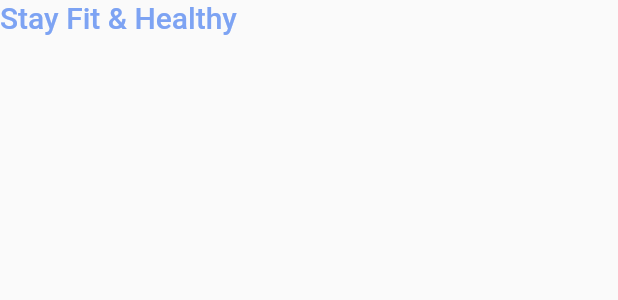
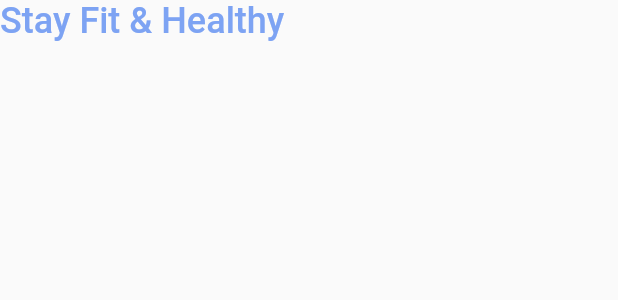
Before and after one commit to vaidya45/Bitcamp, a Flutter app: what buildTitle() shows on an empty page, opened directly, on a phone screen of 412 x 824 dp. Shown: the top 300 px of the screen. Run offline on Flutter 3.47's test engine with Material 2 defaults, Android fonts, the light colour scheme and no system bars; our stand-ins replace hexcolor, smooth_page_indicator.

Commit message:
Changed name

```diff
--- a/lib/Screens/GetStarted/UI/GetStartedPage.dart
+++ b/lib/Screens/GetStarted/UI/GetStartedPage.dart
@@ -1,4 +1,4 @@
-import 'package:exeappgetsrt/Screens/GetStarted/Widgets/1Body.dart';
+import 'package:hackathon/Screens/GetStarted/Widgets/1Body.dart';
 import 'package:flutter/material.dart';
 
 class GetStartedPage extends StatefulWidget {
--- a/lib/Screens/GetStarted/Widgets/1Body.dart
+++ b/lib/Screens/GetStarted/Widgets/1Body.dart
@@ -1,5 +1,5 @@
-import 'package:exeappgetsrt/Declarations/GetStartedPage.dart';
-import 'package:exeappgetsrt/GeneralWidgets/GWidgets.dart';
+import 'package:hackathon/Declarations/GetStartedPage.dart';
+import 'package:hackathon/GeneralWidgets/GWidgets.dart';
 import 'package:flutter/material.dart';
 import '5GetStartedBtn.dart';
 import '3DotIndicator.dart';
--- a/lib/Screens/GetStarted/Widgets/2PageView.dart
+++ b/lib/Screens/GetStarted/Widgets/2PageView.dart
@@ -1,7 +1,7 @@
-import 'package:exeappgetsrt/Declarations/Global/GlobalDeclarations.dart';
-import 'package:exeappgetsrt/Declarations/Images/ImageFiles.dart';
-import 'package:exeappgetsrt/Declarations/GetStartedPage.dart';
-import 'package:exeappgetsrt/GeneralWidgets/GWidgets.dart';
+import 'package:hackathon/Declarations/Global/GlobalDeclarations.dart';
+import 'package:hackathon/Declarations/Images/ImageFiles.dart';
+import 'package:hackathon/Declarations/GetStartedPage.dart';
+import 'package:hackathon/GeneralWidgets/GWidgets.dart';
 import 'package:flutter/material.dart';
 
 Widget buildPageView(BuildContext context) => Container(
@@ -57,7 +57,7 @@ Widget buildTitle(int index) => Flexible(
         textAlign: TextAlign.center,
         style: TextStyle(
           color: primaryColor,
-          fontSize: 20.00,
+          fontSize: 24.00,
           fontWeight: FontWeight.w500,
         ),
       ),
--- a/lib/Screens/GetStarted/Widgets/3DotIndicator.dart
+++ b/lib/Screens/GetStarted/Widgets/3DotIndicator.dart
@@ -1,6 +1,6 @@
-import 'package:exeappgetsrt/Declarations/Global/GlobalDeclarations.dart';
+import 'package:hackathon/Declarations/Global/GlobalDeclarations.dart';
 import 'package:smooth_page_indicator/smooth_page_indicator.dart';
-import 'package:exeappgetsrt/Declarations/GetStartedPage.dart';
+import 'package:hackathon/Declarations/GetStartedPage.dart';
 import 'package:flutter/material.dart';
 
 Widget buildDotIndicator() => SmoothPageIndicator(
--- a/lib/Screens/GetStarted/Widgets/4NxtBackBtn.dart
+++ b/lib/Screens/GetStarted/Widgets/4NxtBackBtn.dart
@@ -1,5 +1,5 @@
-import 'package:exeappgetsrt/Declarations/Global/GlobalDeclarations.dart';
-import 'package:exeappgetsrt/Declarations/GetStartedPage.dart';
+import 'package:hackathon/Declarations/Global/GlobalDeclarations.dart';
+import 'package:hackathon/Declarations/GetStartedPage.dart';
 import 'package:flutter/material.dart';
 
 Widget buildNextbackBtn(double currentPage) => Container(
--- a/lib/Screens/GetStarted/Widgets/5GetStartedBtn.dart
+++ b/lib/Screens/GetStarted/Widgets/5GetStartedBtn.dart
@@ -1,5 +1,5 @@
-import 'package:exeappgetsrt/Declarations/Global/GlobalDeclarations.dart';
-import 'package:exeappgetsrt/Declarations/GetStartedPage.dart';
+import 'package:hackathon/Declarations/Global/GlobalDeclarations.dart';
+import 'package:hackathon/Declarations/GetStartedPage.dart';
 import 'package:flutter/material.dart';
 import '4NxtBackBtn.dart';
 
--- a/lib/main.dart
+++ b/lib/main.dart
@@ -2,7 +2,7 @@ import 'package:flutter/material.dart';
 import 'Screens/GetStarted/UI/GetStartedPage.dart';
 
 void main() {
-  runApp(MyApp());
+  runApp(MaterialApp(title: 'hackathon', home: MyApp()));
 }
 
 class MyApp extends StatelessWidget {
--- a/pubspec.yaml
+++ b/pubspec.yaml
@@ -1,9 +1,9 @@
-name: exeappgetsrt
+name: hackathon
 description: A new Flutter project.
 
 # The following line prevents the package from being accidentally published to
 # pub.dev using `pub publish`. This is preferred for private packages.
-publish_to: 'none' # Remove this line if you wish to publish to pub.dev
+publish_to: "none" # Remove this line if you wish to publish to pub.dev
 
 # The following defines the version and build number for your application.
 # A version number is three numbers separated by dots, like 1.2.43
@@ -24,7 +24,6 @@ dependencies:
   flutter:
     sdk: flutter
 
-
   # The following adds the Cupertino Icons font to your application.
   # Use with the CupertinoIcons class for iOS style icons.
   cupertino_icons: ^1.0.2
@@ -41,7 +40,6 @@ dev_dependencies:
 
 # The following section is specific to Flutter.
 flutter:
-
   # The following line ensures that the Material Icons font is
   # included with your application, so that you can use the icons in
   # the material Icons class.
```
Also changed, not shown: 2 other files.
